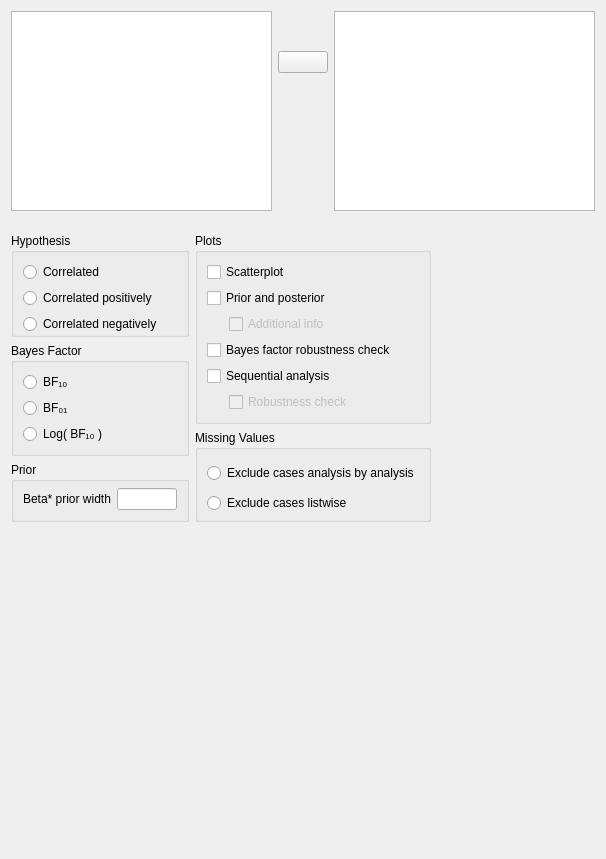
This is JASP-Desktop/analysisforms/correlationbayesianpairsform.ui in jasp-stats/jasp-desktop as Qt 5 draws it before an edit. The edited form follows.
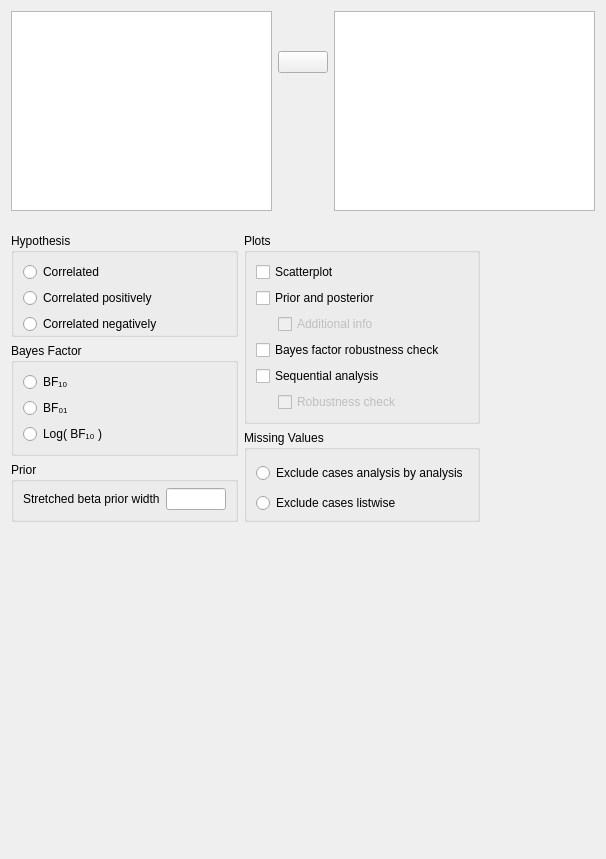
This is the edited form. Custom widgets are drawn as their Qt base class.

Commit message: UI Correlation prior width proper naming

What changed in the file:
```diff
--- a/JASP-Desktop/analysisforms/correlationbayesianpairsform.ui
+++ b/JASP-Desktop/analysisforms/correlationbayesianpairsform.ui
@@ -212,7 +212,7 @@
             <item row="0" column="0">
              <widget class="QLabel" name="label">
               <property name="text">
-               <string>Beta* prior width</string>
+               <string>Stretched beta prior width</string>
               </property>
              </widget>
             </item>
```
The commit also changes 2 other files.
